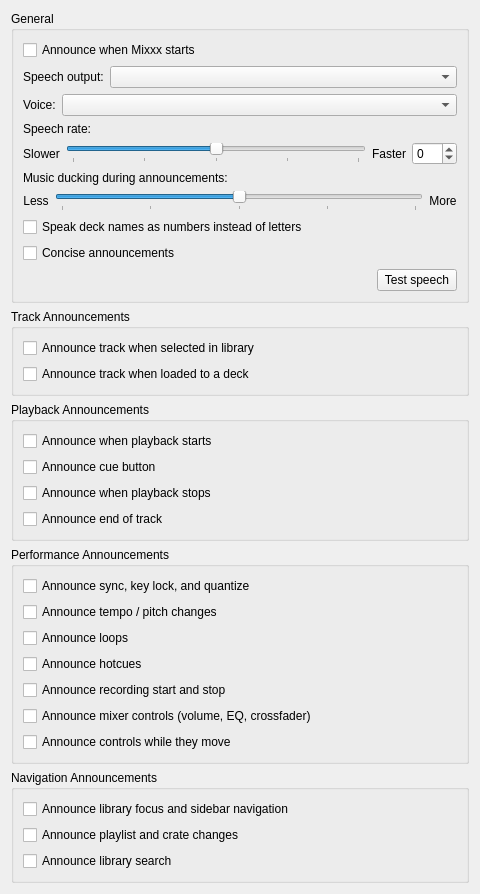
Qt form src/preferences/dialog/dlgprefaccessibilitydlg.ui (XeTK/mixxx) before a commit.
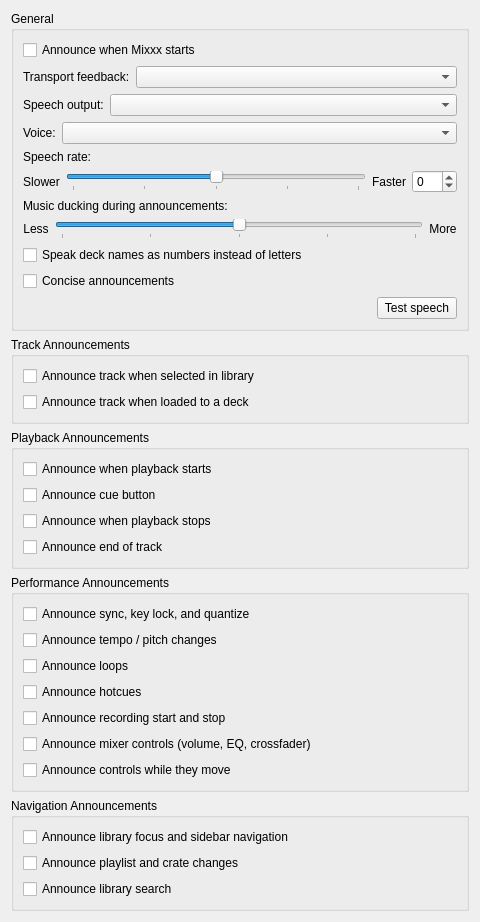
The same form after that commit.

Commit message: feat(tts): earcon prototype - percussive sounds for transport events

```diff
--- a/src/preferences/dialog/dlgprefaccessibilitydlg.ui
+++ b/src/preferences/dialog/dlgprefaccessibilitydlg.ui
@@ -30,6 +30,36 @@
         </property>
        </widget>
       </item>
+      <item>
+       <layout class="QHBoxLayout" name="horizontalLayoutFeedback">
+        <item>
+         <widget class="QLabel" name="labelFeedback">
+          <property name="text">
+           <string>Transport feedback:</string>
+          </property>
+          <property name="toolTip">
+           <string>How play, stop, end of track, and headphone cue are signalled: spoken, a short percussive sound (deck 1 left, deck 2 right), or both. Other announcements are always spoken.</string>
+          </property>
+          <property name="buddy">
+           <cstring>comboBoxFeedbackMode</cstring>
+          </property>
+         </widget>
+        </item>
+        <item>
+         <widget class="QComboBox" name="comboBoxFeedbackMode">
+          <property name="toolTip">
+           <string>How play, stop, end of track, and headphone cue are signalled: spoken, a short percussive sound (deck 1 left, deck 2 right), or both. Other announcements are always spoken.</string>
+          </property>
+          <property name="sizePolicy">
+           <sizepolicy hsizetype="Expanding" vsizetype="Fixed">
+            <horstretch>1</horstretch>
+            <verstretch>0</verstretch>
+           </sizepolicy>
+          </property>
+         </widget>
+        </item>
+       </layout>
+      </item>
       <item>
        <layout class="QHBoxLayout" name="horizontalLayoutRoute">
         <item>
```
The commit also changes 15 other files.
